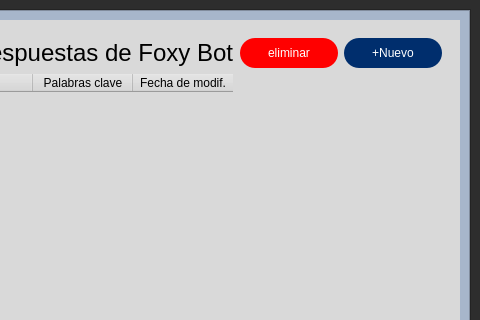
Qt form windows_xml/EditorWindow.ui (Lomeli89/FoxyBotApp1.0) before a commit; both pictures show x 430 to 910 and y 0 to 320 of the 910 by 610 pixel window.
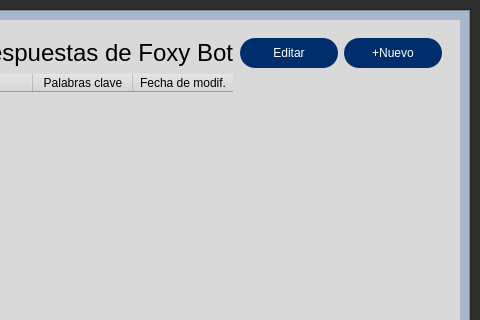
The same form after that commit. The open tabs and pages were chosen to show the change. Icons and pictures are not drawn.

Diff of the .ui file:
```diff
--- a/windows_xml/EditorWindow.ui
+++ b/windows_xml/EditorWindow.ui
@@ -725,7 +725,7 @@
 	font: 14pt &quot;Calibri&quot;;
 	color: rgb(255, 255, 255);
 	
-	background-color: rgb(255, 0, 0);
+	background-color: rgb(0, 46, 109);
 	border: 0px solid;
 	border-radius:15px;
 }
@@ -741,7 +741,7 @@
 </string>
                      </property>
                      <property name="text">
-                      <string>eliminar</string>
+                      <string>Editar</string>
                      </property>
                      <property name="flat">
                       <bool>false</bool>
```
Left out of the diff: 2 changed lines with no effect on the pictures.
